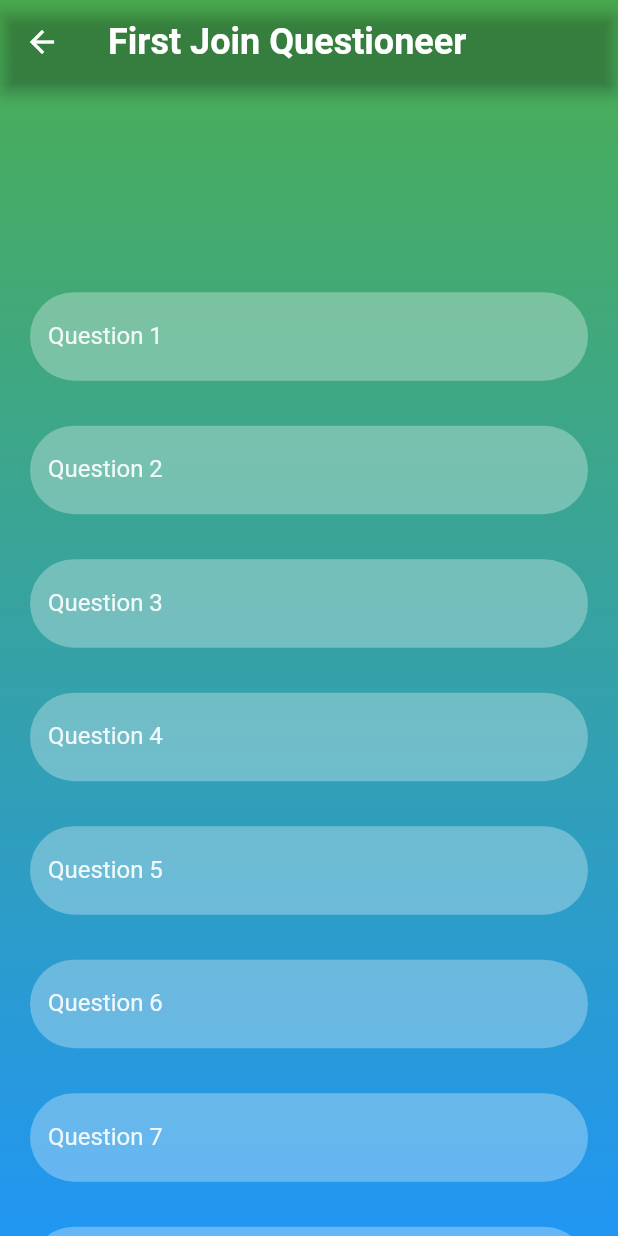
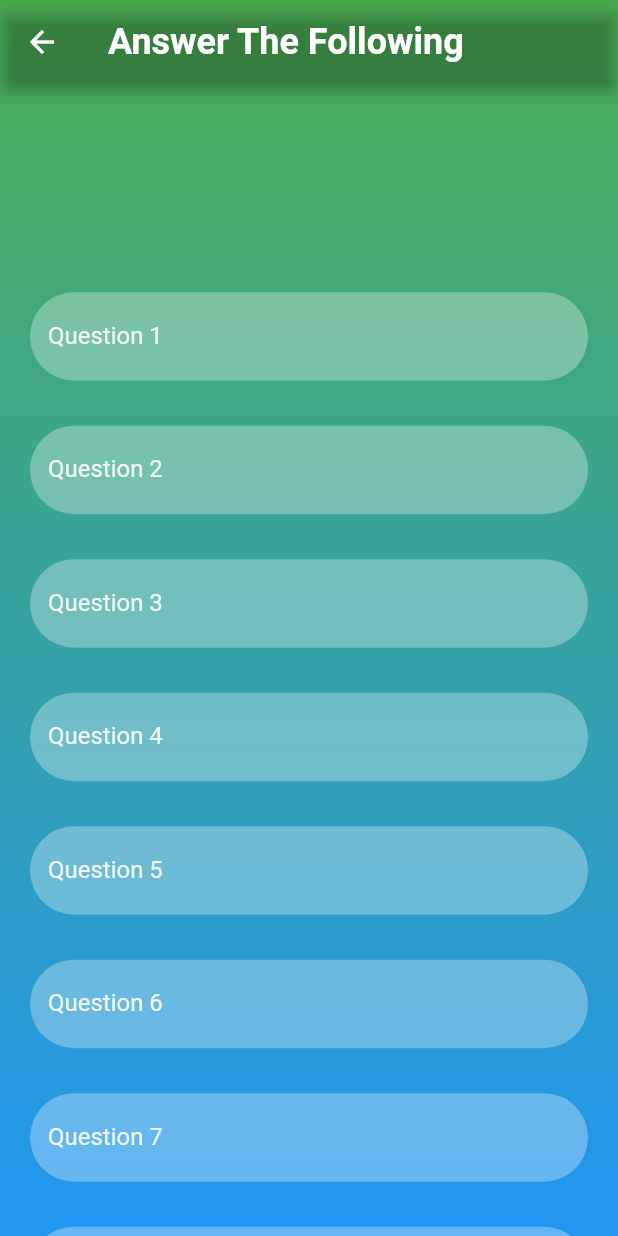
Before and after one commit to CSCI150-LAB01/Budget_Me, a Flutter app: the QuestionsScreen screen opened directly, on a phone screen of 412 x 824 dp. Run offline on Flutter 3.47's test engine with Material 2 defaults, Android fonts, the phone set to English and light mode, and no system bars; our stand-ins replace firebase_auth, firebase_core; accounts and stored records are empty.

Commit message:
CHanged banner on Question screen

```diff
--- a/budgetme_flutter/lib/screens/Questions_screen.dart
+++ b/budgetme_flutter/lib/screens/Questions_screen.dart
@@ -23,7 +23,7 @@ class _QuestionsScreen extends State<QuestionsScreen> {
       extendBodyBehindAppBar: true,
       appBar: AppBar(
         backgroundColor: Colors.transparent,
-        title: const Text('First Join Questioneer',
+        title: const Text('Answer The Following',
         style: TextStyle(fontSize: 24, fontWeight: FontWeight.bold),
         ),
       ),
```
